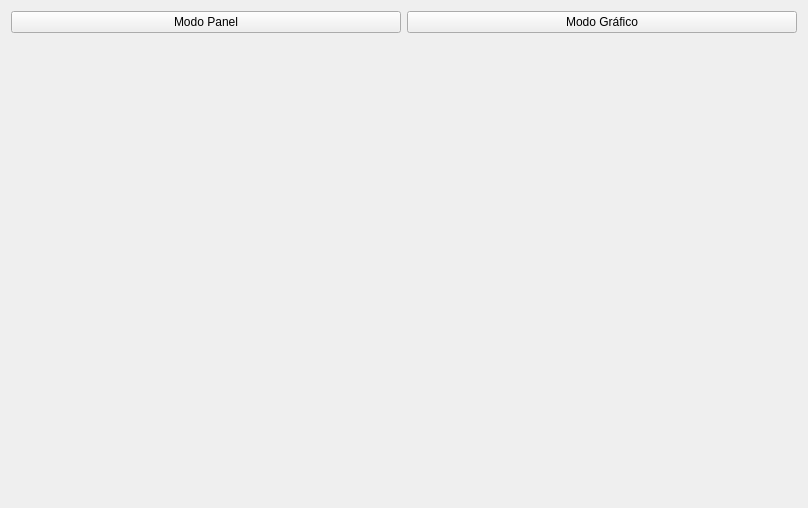
Old version of the form designer/monitor.ui in the repository Kammann123/sae_fend.
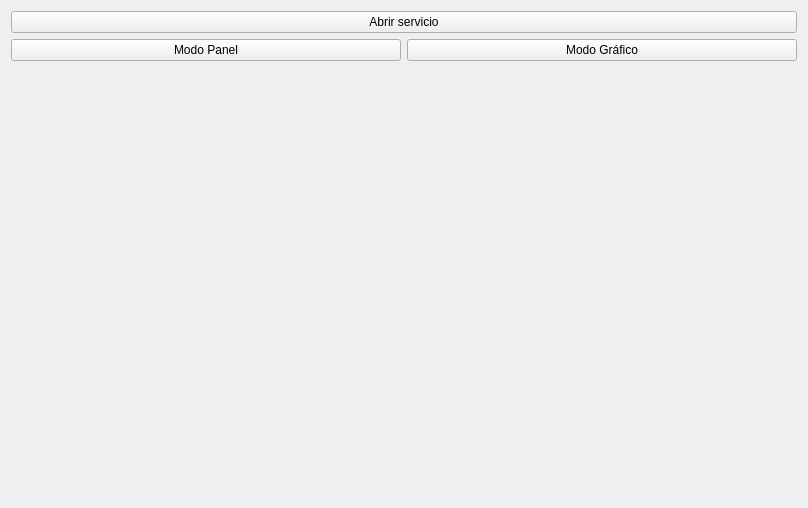
New version of the form.

Commit message: ManualService added, some tests have been run... there is one bug that must be fixed!

```diff
--- a/designer/monitor.ui
+++ b/designer/monitor.ui
@@ -14,6 +14,13 @@
    <string>Form</string>
   </property>
   <layout class="QVBoxLayout" name="verticalLayout">
+   <item>
+    <widget class="QPushButton" name="open_service_button">
+     <property name="text">
+      <string>Abrir servicio</string>
+     </property>
+    </widget>
+   </item>
    <item>
     <layout class="QHBoxLayout" name="horizontalLayout">
      <item>
```
The commit also changes 7 other files.
